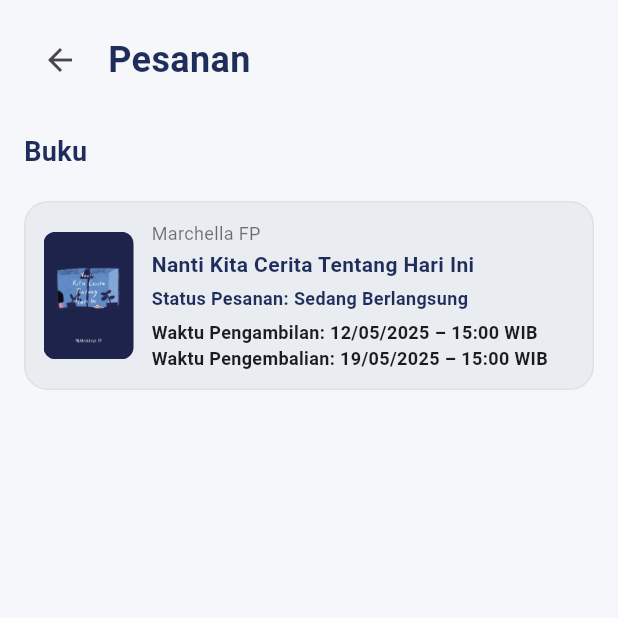
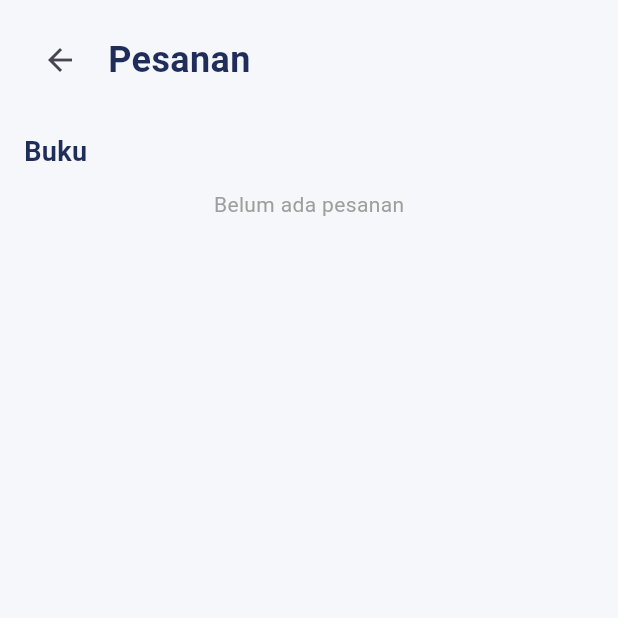
Before and after one commit to mochrizaldiak/aksara, a Flutter app: the OrderScreen screen opened by its route, on a phone screen of 412 x 824 dp, the top half of it. Run offline on Flutter 3.47's test engine with Material 3 defaults, Android fonts, the phone set to English and light mode, and no system bars; our stand-ins replace flutter_riverpod; Roboto replaces fonts that are missing (Poppins).

Commit message:
new feature add order as the logged user

```diff
--- /dev/null
+++ b/lib/providers/order_provider.dart
@@ -0,0 +1,22 @@
+import 'package:flutter_riverpod/flutter_riverpod.dart';
+import '../models/book.dart';
+import '../models/order_item.dart'; // import model baru
+
+class OrderNotifier extends StateNotifier<List<OrderItem>> {
+  OrderNotifier() : super([]);
+
+  void addOrder(Book book, String email) {
+    final newOrder = OrderItem(book: book, userEmail: email);
+    state = [...state, newOrder];
+  }
+
+  void clearOrders() {
+    state = [];
+  }
+}
+
+final orderProvider = StateNotifierProvider<OrderNotifier, List<OrderItem>>((
+  ref,
+) {
+  return OrderNotifier();
+});
--- a/lib/screens/order_screen.dart
+++ b/lib/screens/order_screen.dart
@@ -1,11 +1,35 @@
 import 'package:flutter/material.dart';
+import 'package:flutter_riverpod/flutter_riverpod.dart';
+import 'package:intl/intl.dart';
 import '../components/order_card.dart';
+import '../providers/order_provider.dart';
+import '../providers/user_provider.dart';
+import '../models/order_item.dart'; // OrderItem model baru, bukan Book lagi
 
-class OrderScreen extends StatelessWidget {
+class OrderScreen extends ConsumerWidget {
   const OrderScreen({super.key});
 
   @override
-  Widget build(BuildContext context) {
+  Widget build(BuildContext context, WidgetRef ref) {
+    final currentUser = ref.watch(userProvider);
+    final allOrders = ref.watch(orderProvider);
+
+    final now = DateTime.now();
+    final pickupTime = DateFormat(
+      'dd/MM/yyyy – HH:mm',
+    ).format(now.add(const Duration(hours: 3)));
+    final returnTime = DateFormat(
+      'dd/MM/yyyy – HH:mm',
+    ).format(now.add(const Duration(days: 5)));
+
+    // Filter orders sesuai email user yang login
+    final userOrders =
+        allOrders
+            .where((order) => order.userEmail == currentUser?.email)
+            .toList()
+            .reversed
+            .toList();
+
     return Scaffold(
       backgroundColor: const Color(0xFFF5F7FA),
       body: SafeArea(
@@ -42,15 +66,30 @@ class OrderScreen extends StatelessWidget {
                 ),
               ),
               const SizedBox(height: 12),
-              // Contoh OrderCard
-              const OrderCard(
-                imagePath: 'assets/book_cover.jpg',
-                author: 'Marchella FP',
-                title: 'Nanti Kita Cerita Tentang Hari Ini',
-                status: 'Sedang Berlangsung',
-                pickupTime: '12/05/2025 – 15:00 WIB',
-                returnTime: '19/05/2025 – 15:00 WIB',
-              ),
+              if (userOrders.isEmpty)
+                const Center(
+                  child: Text(
+                    "Belum ada pesanan",
+                    style: TextStyle(color: Colors.grey),
+                  ),
+                )
+              else
+                Expanded(
+                  child: ListView.builder(
+                    itemCount: userOrders.length,
+                    itemBuilder: (context, index) {
+                      final order = userOrders[index];
+                      return OrderCard(
+                        imagePath: order.book.imagePath,
+                        author: order.book.author,
+                        title: order.book.title,
+                        status: 'Sedang Berlangsung',
+                        pickupTime: pickupTime,
+                        returnTime: returnTime,
+                      );
+                    },
+                  ),
+                ),
             ],
           ),
         ),
--- a/pubspec.yaml
+++ b/pubspec.yaml
@@ -10,6 +10,7 @@ dependencies:
   flutter:
     sdk: flutter
   flutter_riverpod: ^2.6.1
+  intl: ^0.18.1
 
 dev_dependencies:
   flutter_test:
```
Also changed, not shown: lib/components/custom_modal.dart (+35 -11 lines), lib/models/order_item.dart (added, +8 -0 lines), lib/providers/user_provider.dart (+12 -6 lines), lib/screens/book_detail_screen.dart (+44 -6 lines), pubspec.lock.
